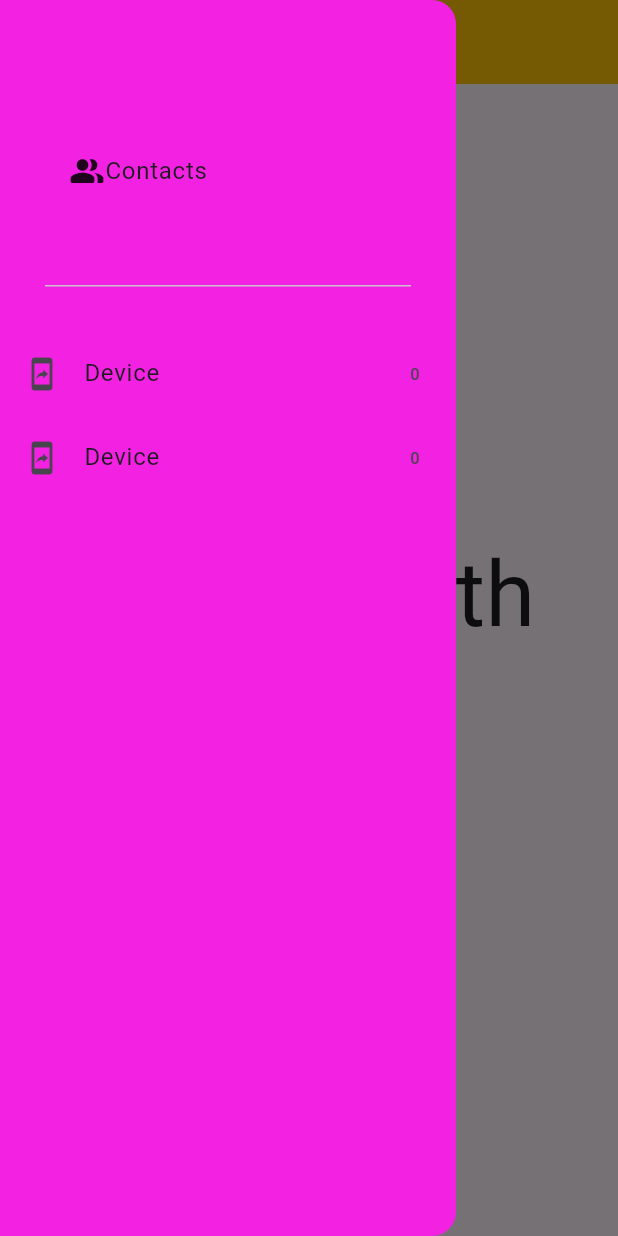
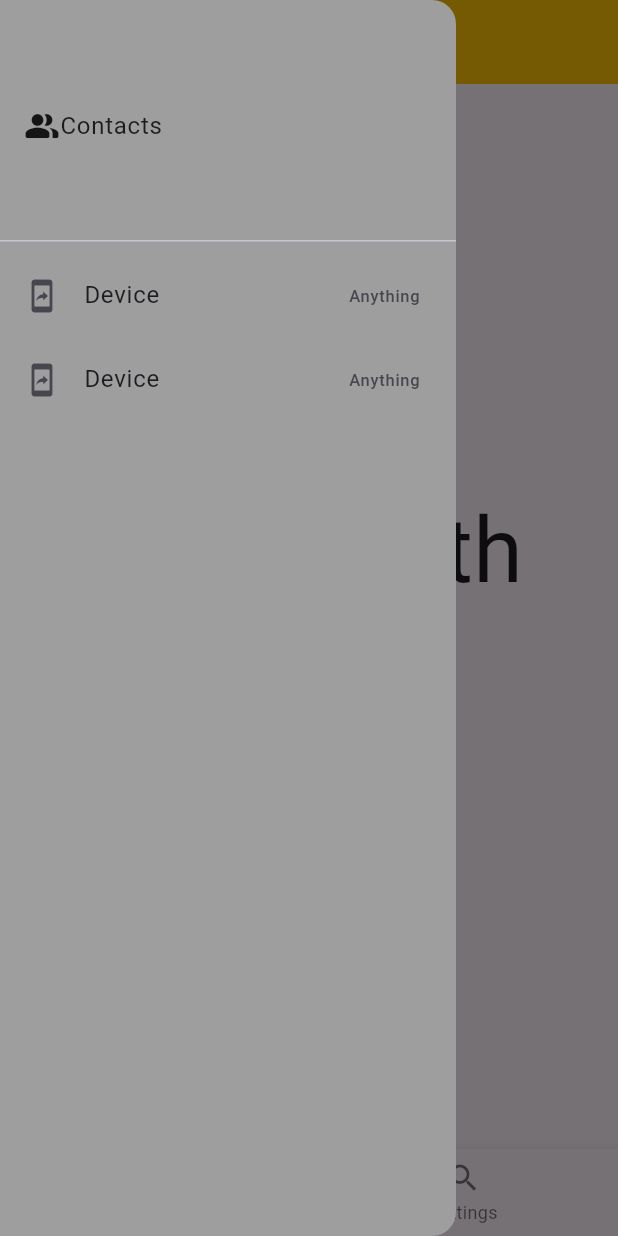
Before and after one commit to Shuvo19013/lab_06, a Flutter app: the screen it shows after launch, in the side drawer, after a tap on "Device", on a phone screen of 412 x 824 dp. Run offline on Flutter 3.47's test engine with Material 3 defaults, Android fonts, the phone set to English and light mode, and no system bars.

Commit message:
BottomNavigationBar

```diff
--- a/lib/main.dart
+++ b/lib/main.dart
@@ -1,53 +1,60 @@
-import 'package:cached_network_image/cached_network_image.dart';
+//import 'package:cached_network_image/cached_network_image.dart';
 import 'package:flutter/material.dart';
 
 void main() {
-  runApp(Test());
+  runApp(const Lab06AdvancedUI());
 }
 
-class Test extends StatelessWidget {
-  const Test({super.key});
+class Lab06AdvancedUI extends StatelessWidget {
+  const Lab06AdvancedUI({super.key});
 
   @override
   Widget build(BuildContext context) {
     return MaterialApp(
+      title: "Lab - 06",
       home: Scaffold(
         drawer: Drawer(
-          backgroundColor: const Color.fromARGB(255, 243, 33, 226),
+          backgroundColor: Colors.grey,
           child: ListView(
             children: [
               DrawerHeader(
-                  margin: EdgeInsets.all(30),
-                  child: Row(
-                    children: [
-                      Icon(Icons.people_alt_rounded),
-                      Text("Contacts")
-                    ],
-                  )),
+                child: Row(
+                  children: [Icon(Icons.people_alt_rounded), Text("Contacts")],
+                ),
+              ),
               ListTile(
                 leading: Icon(Icons.mobile_screen_share),
-                title: Text("Device"),
-                trailing: Text("0"),
+                title: Text('Device'),
+                trailing: Text("Anything"),
                 onTap: () {},
               ),
               ListTile(
                 leading: Icon(Icons.mobile_screen_share),
-                title: Text("Device"),
-                trailing: Text("0"),
+                title: Text('Device'),
+                trailing: Text("Anything"),
                 onTap: () {},
-              )
+              ),
             ],
           ),
         ),
         appBar: AppBar(
-          title: Text("Lab06AdvancedUI"),
+          title: const Text('Lab06 Advanced UI'),
           backgroundColor: Colors.amber,
         ),
         body: Center(
           child: Text(
-            "Working With Navagation",
+            "Working with Navigation",
             style: TextStyle(fontSize: 60),
           ),
+        ),
+        bottomNavigationBar: BottomNavigationBar(
+          items: [
+            BottomNavigationBarItem(icon: Icon(Icons.home), label: "Home"),
+            BottomNavigationBarItem(
+              icon: Icon(Icons.search),
+              label: "Settings",
+            ),
+          ],
         ),
       ),
     );
```
